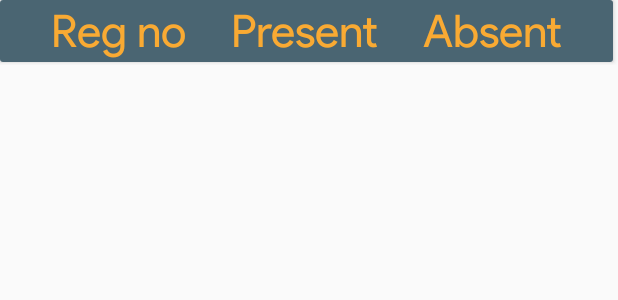
After one commit to Git-Uzair/identino, an Android app: the layout summary_row_presabs.xml on its own in the app's theme, with its tools: preview values and no code run, on a phone screen of 412 x 824 dp. The commit adds this screen. Shown: the top 300 px of the screen. Run offline under Robolectric (Android 15) with nearby library versions, the phone set to English and light mode, and no system bars.

Commit message:
pop up window is added. didmiss button is added. Show summary button is partially functional.

```diff
--- /dev/null
+++ b/app/src/main/res/layout/summary_row_presabs.xml
@@ -0,0 +1,57 @@
+<?xml version="1.0" encoding="utf-8"?>
+<LinearLayout xmlns:android="http://schemas.android.com/apk/res/android"
+    xmlns:app="http://schemas.android.com/apk/res-auto"
+    android:orientation="vertical"
+    android:layout_width="match_parent"
+    android:layout_height="wrap_content">
+
+    <androidx.cardview.widget.CardView
+        android:layout_width="match_parent"
+        android:layout_height="wrap_content"
+        app:cardCornerRadius="2dp"
+        android:layout_marginEnd="3dp"
+android:layout_marginBottom="2dp"
+        android:background="@color/theme_gray">
+
+        <RelativeLayout
+            android:layout_width="match_parent"
+            android:gravity="center_horizontal"
+            android:padding="2dp"
+            android:background="@color/theme_gray"
+            android:layout_height="wrap_content">
+
+            <TextView
+                android:layout_width="wrap_content"
+                android:layout_height="wrap_content"
+                android:id="@+id/summary_regno"
+                android:text="Reg no"
+                android:textSize="30sp"
+                android:fontFamily="@font/product_sans"
+                android:textColor="@color/orange"/>
+
+            <TextView
+                android:layout_width="wrap_content"
+                android:layout_height="wrap_content"
+                android:id="@+id/summary_present"
+                android:text="Present"
+                android:textSize="30sp"
+                android:layout_marginLeft="30dp"
+                android:layout_toRightOf="@+id/summary_regno"
+                android:fontFamily="@font/product_sans"
+                android:textColor="@color/orange"/>
+            <TextView
+                android:layout_width="wrap_content"
+                android:layout_height="wrap_content"
+                android:id="@+id/summary_absent"
+                android:text="Absent"
+                android:textSize="30sp"
+                android:layout_marginLeft="30dp"
+                android:layout_toRightOf="@+id/summary_present"
+                android:fontFamily="@font/product_sans"
+                android:textColor="@color/orange"/>
+
+        </RelativeLayout>
+
+    </androidx.cardview.widget.CardView>
+
+</LinearLayout>
--- a/app/src/main/res/values/strings.xml
+++ b/app/src/main/res/values/strings.xml
@@ -7,4 +7,5 @@
     <string name="courses">Courses</string>
     <string name="mark_attendance">Mark Attendance</string>
     <string name="show_summary">Summary</string>
+    <string name="pop_close_btn_txt">Close</string>
 </resources>
```
Also changed, not shown: app/src/main/java/com/tango/identino/MainActivity.java (+5 -7 lines), app/src/main/java/com/tango/identino/Post_login.java (+20 -11 lines), app/src/main/java/com/tango/identino/model/Attendance_record.java (added, +39 -0 lines), app/src/main/java/com/tango/identino/util/SummaryAdapter.java (added, +64 -0 lines), app/src/main/java/com/tango/identino/util/courseAdapter.java (+52 -9 lines), app/src/main/res/layout/summary_popup.xml (added, +76 -0 lines).
